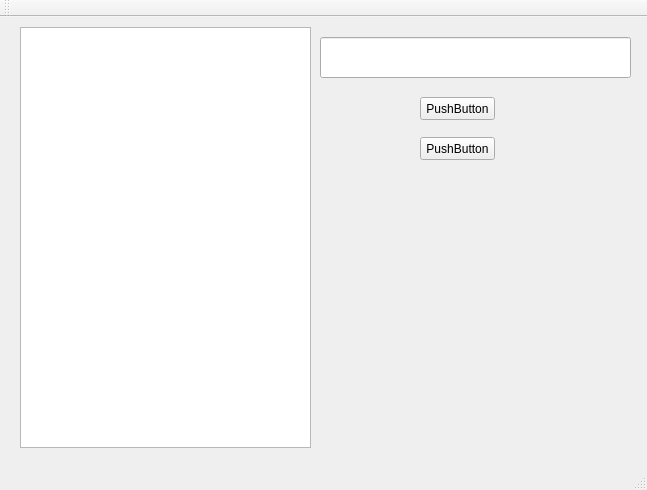
This is mainwindow.ui in H4lu/QtTest as Qt 5 draws it before an edit. The edited form follows.
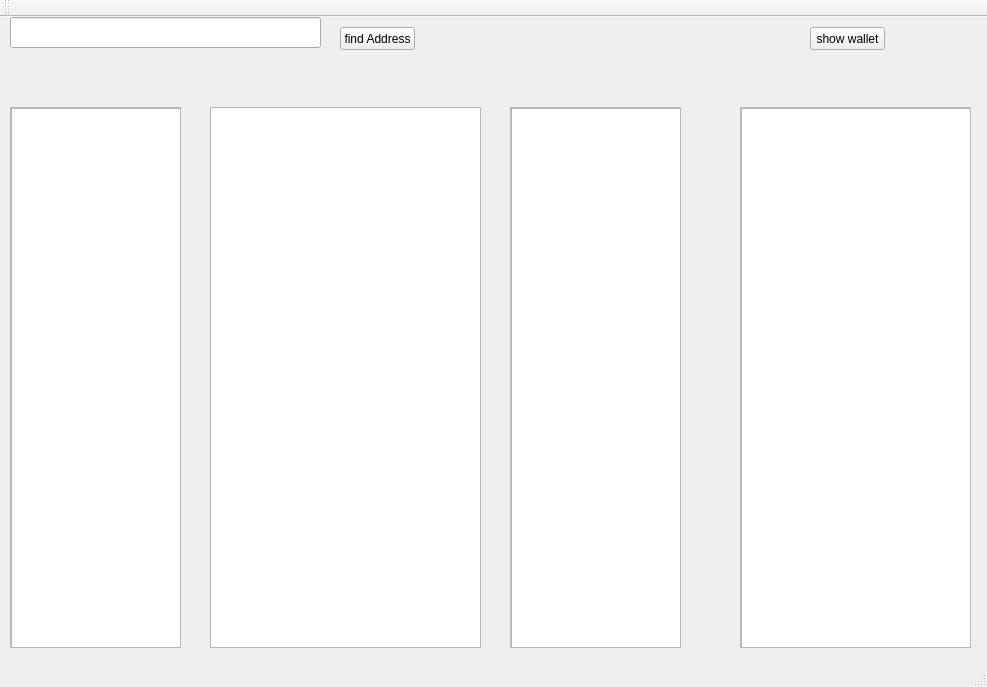
This is the edited form.

```diff
--- a/mainwindow.ui
+++ b/mainwindow.ui
@@ -6,8 +6,8 @@
    <rect>
     <x>0</x>
     <y>0</y>
-    <width>647</width>
-    <height>490</height>
+    <width>987</width>
+    <height>687</height>
    </rect>
   </property>
   <property name="windowTitle">
@@ -17,47 +17,152 @@
    <widget class="QPushButton" name="pushButton">
     <property name="geometry">
      <rect>
-      <x>420</x>
-      <y>80</y>
+      <x>340</x>
+      <y>10</y>
       <width>75</width>
       <height>23</height>
      </rect>
     </property>
     <property name="text">
-     <string>PushButton</string>
-    </property>
-   </widget>
-   <widget class="QTextEdit" name="textEdit">
-    <property name="geometry">
-     <rect>
-      <x>20</x>
-      <y>10</y>
-      <width>291</width>
-      <height>421</height>
-     </rect>
+     <string>find Address</string>
     </property>
    </widget>
    <widget class="QLineEdit" name="lineEdit">
     <property name="geometry">
      <rect>
-      <x>320</x>
-      <y>20</y>
+      <x>10</x>
+      <y>0</y>
       <width>311</width>
-      <height>41</height>
+      <height>31</height>
      </rect>
     </property>
    </widget>
    <widget class="QPushButton" name="pushButton_2">
     <property name="geometry">
      <rect>
-      <x>420</x>
-      <y>120</y>
+      <x>810</x>
+      <y>10</y>
       <width>75</width>
       <height>23</height>
      </rect>
     </property>
     <property name="text">
-     <string>PushButton</string>
+     <string>show wallet</string>
+    </property>
+   </widget>
+   <widget class="QScrollArea" name="scrollArea">
+    <property name="geometry">
+     <rect>
+      <x>10</x>
+      <y>90</y>
+      <width>171</width>
+      <height>541</height>
+     </rect>
+    </property>
+    <property name="widgetResizable">
+     <bool>true</bool>
+    </property>
+    <widget class="QWidget" name="scrollAreaWidgetContents">
+     <property name="geometry">
+      <rect>
+       <x>0</x>
+       <y>0</y>
+       <width>169</width>
+       <height>539</height>
+      </rect>
+     </property>
+     <widget class="QGraphicsView" name="graphicsViewIN">
+      <property name="geometry">
+       <rect>
+        <x>0</x>
+        <y>0</y>
+        <width>171</width>
+        <height>541</height>
+       </rect>
+      </property>
+     </widget>
+    </widget>
+   </widget>
+   <widget class="QScrollArea" name="scrollArea_2">
+    <property name="geometry">
+     <rect>
+      <x>510</x>
+      <y>90</y>
+      <width>171</width>
+      <height>541</height>
+     </rect>
+    </property>
+    <property name="widgetResizable">
+     <bool>true</bool>
+    </property>
+    <widget class="QWidget" name="scrollAreaWidgetContents_2">
+     <property name="geometry">
+      <rect>
+       <x>0</x>
+       <y>0</y>
+       <width>169</width>
+       <height>539</height>
+      </rect>
+     </property>
+     <widget class="QGraphicsView" name="graphicsViewOUT">
+      <property name="geometry">
+       <rect>
+        <x>0</x>
+        <y>0</y>
+        <width>171</width>
+        <height>541</height>
+       </rect>
+      </property>
+     </widget>
+    </widget>
+   </widget>
+   <widget class="QScrollArea" name="scrollArea_3">
+    <property name="geometry">
+     <rect>
+      <x>740</x>
+      <y>90</y>
+      <width>231</width>
+      <height>541</height>
+     </rect>
+    </property>
+    <property name="widgetResizable">
+     <bool>true</bool>
+    </property>
+    <widget class="QWidget" name="scrollAreaWidgetContents_3">
+     <property name="geometry">
+      <rect>
+       <x>0</x>
+       <y>0</y>
+       <width>229</width>
+       <height>539</height>
+      </rect>
+     </property>
+     <widget class="QGraphicsView" name="graphicsViewAddress">
+      <property name="geometry">
+       <rect>
+        <x>0</x>
+        <y>0</y>
+        <width>231</width>
+        <height>541</height>
+       </rect>
+      </property>
+     </widget>
+    </widget>
+   </widget>
+   <widget class="QPlainTextEdit" name="myWalletAddress">
+    <property name="geometry">
+     <rect>
+      <x>210</x>
+      <y>90</y>
+      <width>271</width>
+      <height>541</height>
+     </rect>
+    </property>
+    <property name="readOnly">
+     <bool>true</bool>
+    </property>
+    <property name="plainText">
+     <string/>
     </property>
    </widget>
   </widget>
```
Left out of the diff: 2 changed lines with no effect on the pictures.
